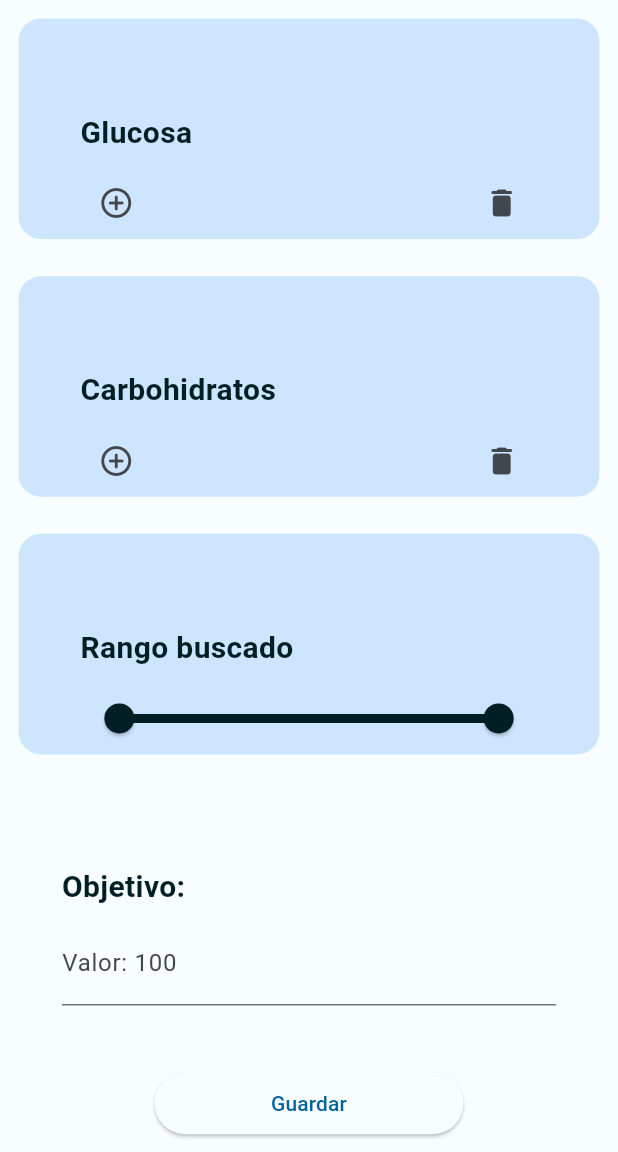
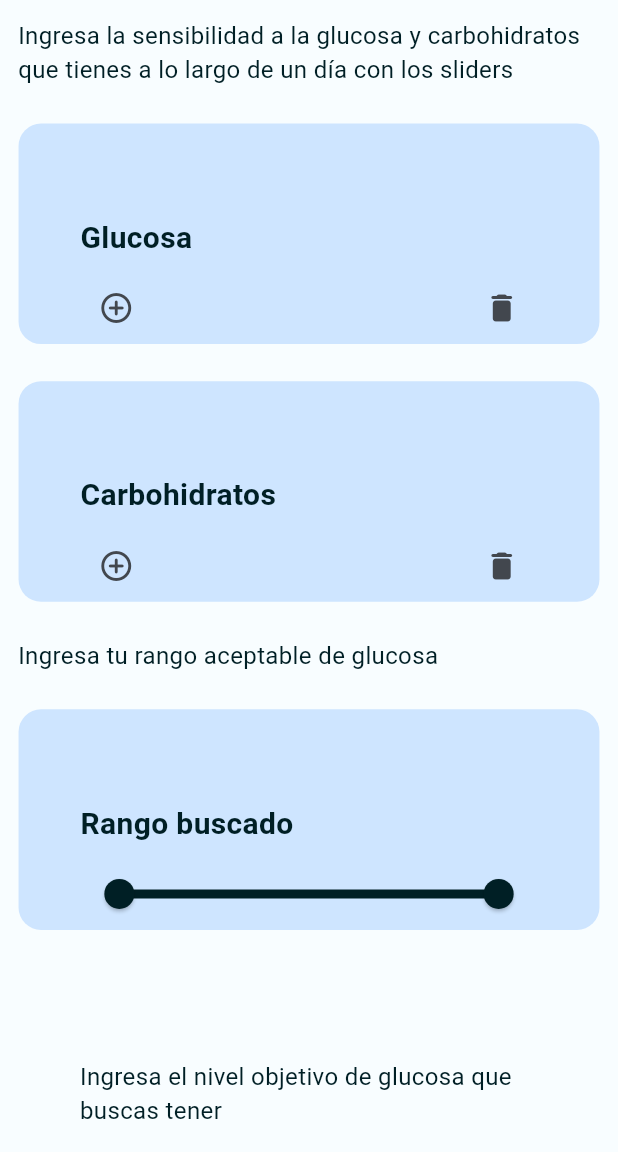
Before and after one commit to ochavirar/InsulineCalculator, a Flutter app: the SensibilityContainer screen opened directly, on a phone screen of 412 x 824 dp, the part 84-1236 px from its top. Run offline on Flutter 3.47's test engine with Material 2 defaults, Android fonts, the phone set to English and light mode, and no system bars; our stand-ins replace azlistview, cloud_firestore, firebase_auth, firebase_core, firebase_storage, fl_chart and 10 more; missing offline and left inert: firebase_ui_auth, firebase_ui_oauth_google; accounts and stored records are empty.

Commit message:
descripcion sliders, mensjae error en bolus

```diff
--- a/insuline_calculator/lib/screens/food_list.dart
+++ b/insuline_calculator/lib/screens/food_list.dart
@@ -1,3 +1,5 @@
+// ignore_for_file: prefer_const_literals_to_create_immutables, prefer_const_constructors
+
 import 'package:flutter/material.dart';
 import 'package:azlistview/azlistview.dart';
 import 'package:insuline_calculator/classes/food.dart';
@@ -72,7 +74,7 @@ class _FoodListState extends State<FoodList> {
             return
             AzListView(
               data: items,
-              itemCount: dummyFood.length,
+              itemCount: items.length,
               itemBuilder: (BuildContext context, int index) {
               return FoodListItem(item: items[index]);
             });
--- a/insuline_calculator/lib/widgets/bolus_widgets/change_food_dialog.dart
+++ b/insuline_calculator/lib/widgets/bolus_widgets/change_food_dialog.dart
@@ -111,10 +111,15 @@ class _EditFoodDialogState extends State<EditFoodDialog> {
                     // context.read<BolusProvider>().changeFood(
                     //     widget.food, double.parse(controlador.text), context);
                   } else {
+                    try{
                     Provider.of<BolusProvider>(context, listen: false).addFood(
                         widget.food, double.parse(controlador.text), context);
                     // context.read<BolusProvider>().addFood(
                     //     widget.food, double.parse(controlador.text), context);
+                    }catch(e){
+                      Provider.of<StorageProvider>(context,listen: false).callErrorSnackbar("Debes configurar la sensibilidad antes de ingresar un bolus",
+                      context);
+                    }
                   }
 
                   Navigator.of(context).pop();
--- a/insuline_calculator/lib/widgets/bolus_widgets/food_list_item.dart
+++ b/insuline_calculator/lib/widgets/bolus_widgets/food_list_item.dart
@@ -23,7 +23,6 @@ class FoodListItem extends StatelessWidget {
           showDialog(
               context: context,
               builder: (BuildContext context) {
-                //falta convertir el AZ a un food normal denuevo para pasarlo de parametro a editFood
                 Food foodItem = Food(
                     title: item.title,
                     unit: item.unit,
--- a/insuline_calculator/lib/widgets/sensibility_widgets/forms.dart
+++ b/insuline_calculator/lib/widgets/sensibility_widgets/forms.dart
@@ -1,3 +1,5 @@
+// ignore_for_file: prefer_const_constructors
+
 import 'package:flutter/material.dart';
 import 'package:insuline_calculator/providers/sliders_provider.dart';
 import 'package:insuline_calculator/screens/main_screen.dart';
@@ -31,6 +33,11 @@ class Middle extends StatelessWidget {
   Widget build(BuildContext context) {
     return Column(
       children: [
+        Padding(
+            padding: EdgeInsets.all(12.0),
+            child: Text("Ingresa el nivel objetivo de glucosa que buscas tener",
+            style: TextStyle(fontSize: 16),)
+          ),
         Align(
           alignment: Alignment.topLeft,
           child: Padding(
--- a/insuline_calculator/lib/widgets/sensibility_widgets/sensibility_container.dart
+++ b/insuline_calculator/lib/widgets/sensibility_widgets/sensibility_container.dart
@@ -18,8 +18,18 @@ class SensibilityContainer extends StatelessWidget {
       drawer: const SideBar(),
       body: ListView(
         children:  const [
+          Padding(
+            padding: EdgeInsets.all(12.0),
+            child: Text("Ingresa la sensibilidad a la glucosa y carbohidratos que tienes a lo largo de un día con los sliders ",
+            style: TextStyle(fontSize: 16),)
+          ),
           RangeSliderCategory(title: "Glucosa", id: 0),
           RangeSliderCategory(title: "Carbohidratos", id: 1),
+          Padding(
+            padding: EdgeInsets.all(12.0),
+            child: Text("Ingresa tu rango aceptable de glucosa",
+            style: TextStyle(fontSize: 16),)
+          ),
           RangeSliderObjective(title: "Rango buscado"	),
           Objective()
         ],
```
Also changed, not shown: insuline_calculator/lib/screens/main_bolus.dart (+0 -7 lines), insuline_calculator/lib/widgets/log_in_widgets/log_in_terms.dart (+7 -6 lines).
